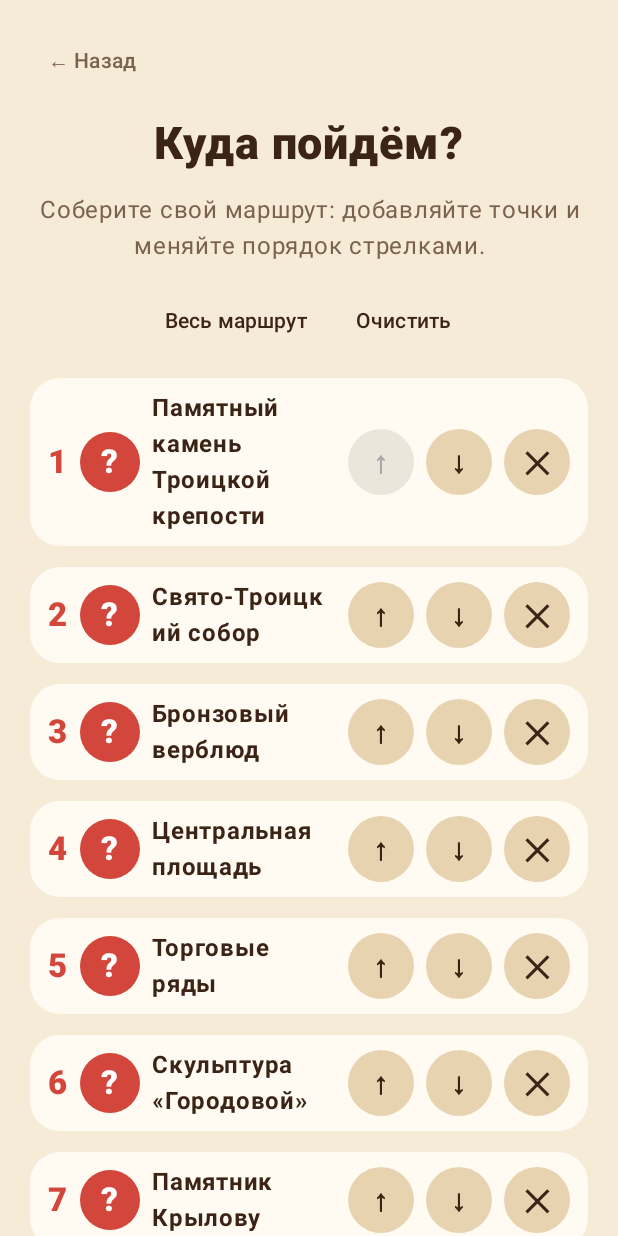
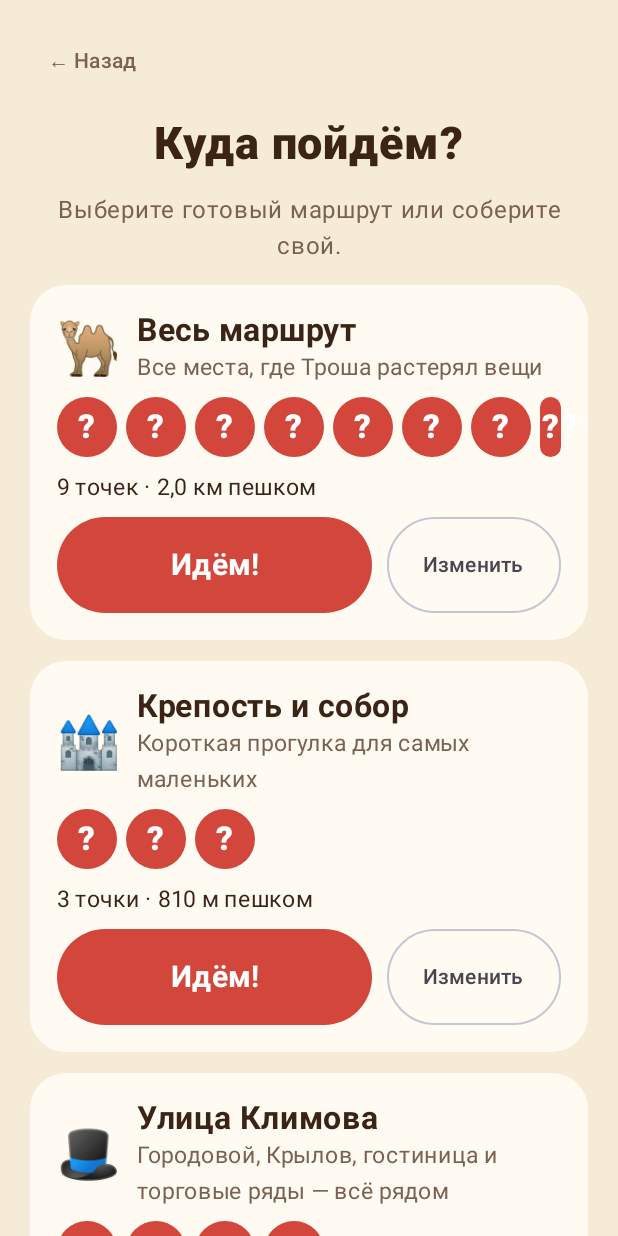
Before and after one commit to qwest65/malenkiy-karavan, an Android app built with Jetpack Compose: the screen it shows after launch (KaravanActivity), after a tap on "Начать прогулку", on a phone screen of 412 x 824 dp. Run offline under Robolectric (Android 15) with nearby library versions, the phone set to English and light mode, and no system bars; libraries missing offline, so code that uses them is left out: org.maplibre.android, org.maplibre.geojson; pictures from the network do not load; 5 statements that could not run were skipped.

Commit message:
Offer ready-made routes first and fix saving stop photos
'Where are we going?' now lists ready-made routes from route.json presets
(the whole route, a short fortress walk, Klimova street, merchant Troitsk);
each can start right away or be edited, and 'build your own' opens an empty
builder.

Photos from the camera or gallery were never saved: decodeStream returns
null when only reading bounds, and that null was treated as a failure. The
photo target stop now also survives activity recreation while the camera or
picker is open. App 0.4.1.

Co-Authored-By: Claude Opus 5.5 <noreply@anthropic.com>
Claude-Session: https://claude.ai/code/session_01TY4vjZ3THo2QPGAsdhdpY8

```diff
--- a/app/build.gradle.kts
+++ b/app/build.gradle.kts
@@ -11,8 +11,8 @@ android {
         applicationId = "ru.cultureguide.kids"
         minSdk = 26
         targetSdk = 35
-        versionCode = 5
-        versionName = "0.4.0"
+        versionCode = 6
+        versionName = "0.4.1"
     }
     signingConfigs {
         // Постоянный debug-ключ из репозитория: каждая сборка CI ставится поверх предыдущей без удаления
--- a/app/src/main/java/ru/cultureguide/kids/KaravanActivity.kt
+++ b/app/src/main/java/ru/cultureguide/kids/KaravanActivity.kt
@@ -61,6 +61,9 @@ class KaravanActivity : ComponentActivity() {
 
     override fun onCreate(savedInstanceState: Bundle?) {
         super.onCreate(savedInstanceState)
+        // Пока открыта камера или галерея, Android может закрыть приложение — помним, для какой точки фото.
+        photoStop = savedInstanceState?.getInt(STATE_PHOTO_STOP, -1) ?: -1
+        cameraUri = savedInstanceState?.getString(STATE_CAMERA_URI)?.let(Uri::parse)
         enableEdgeToEdge()
         MapLibre.getInstance(this)
 
@@ -171,6 +174,12 @@ class KaravanActivity : ComponentActivity() {
         Toast.makeText(this, text, Toast.LENGTH_LONG).show()
     }
 
+    override fun onSaveInstanceState(outState: Bundle) {
+        super.onSaveInstanceState(outState)
+        outState.putInt(STATE_PHOTO_STOP, photoStop)
+        cameraUri?.let { outState.putString(STATE_CAMERA_URI, it.toString()) }
+    }
+
     override fun onStart() {
         super.onStart()
         mapView?.onStart()
@@ -205,5 +214,7 @@ class KaravanActivity : ComponentActivity() {
 
     private companion object {
         const val CATALOG_ASSET = "catalog.json"
+        const val STATE_PHOTO_STOP = "photo_stop"
+        const val STATE_CAMERA_URI = "camera_uri"
     }
 }
--- a/app/src/main/java/ru/cultureguide/kids/content/KidsRoute.kt
+++ b/app/src/main/java/ru/cultureguide/kids/content/KidsRoute.kt
@@ -1,6 +1,7 @@
 package ru.cultureguide.kids.content
 
 import android.content.Context
+import org.json.JSONArray
 import org.json.JSONObject
 
 /** Точка детского маршрута. Координаты берутся из общего каталога по [placeId]. */
@@ -40,8 +41,13 @@ data class KidsRoute(
     val finale: String,
     val stops: List<KidsStop>,
     /** Порядок точек для кнопки «Весь маршрут». */
-    val defaultOrder: List<Int> = stops.indices.toList()
+    val defaultOrder: List<Int> = stops.indices.toList(),
+    /** Готовые маршруты на экране «Куда пойдём?». */
+    val presets: List<RoutePreset> = listOf(RoutePreset("🐫", "Весь маршрут", "", defaultOrder))
 )
+
+/** Готовый маршрут: набор точек в нужном порядке. */
+data class RoutePreset(val emoji: String, val title: String, val subtitle: String, val stops: List<Int>)
 
 /**
  * Имена аудиофайлов в `assets/kids/audio`. Их создаёт `app-kids/tools/generate_audio.py`
@@ -105,8 +111,16 @@ object KidsRouteLoader {
                     radiusMeters = s.optDouble("radius", KidsStop.DEFAULT_RADIUS_M)
                 )
             },
-            defaultOrder = order?.let { a -> List(a.length()) { a.getInt(it) }.filter { it in 0 until stops.length() } }
-                ?: List(stops.length()) { it }
-        )
+            defaultOrder = order?.let { indices(it, stops.length()) } ?: List(stops.length()) { it },
+            presets = json.optJSONArray("presets")?.let { a ->
+                List(a.length()) { i ->
+                    val p = a.getJSONObject(i)
+                    RoutePreset(p.optString("emoji"), p.getString("title"), p.optString("subtitle"), indices(p.getJSONArray("stops"), stops.length()))
+                }.filter { it.stops.isNotEmpty() }
+            } ?: emptyList()
+        ).let { route -> if (route.presets.isEmpty()) route.copy(presets = listOf(RoutePreset("🐫", "Весь маршрут", "", route.defaultOrder))) else route }
     }
+
+    private fun indices(array: JSONArray, count: Int): List<Int> =
+        List(array.length()) { array.getInt(it) }.filter { it in 0 until count }.distinct()
 }
--- a/app/src/main/java/ru/cultureguide/kids/photo/PhotoStore.kt
+++ b/app/src/main/java/ru/cultureguide/kids/photo/PhotoStore.kt
@@ -97,8 +97,10 @@ class PhotoStore(context: Context) {
     }
 
     private fun decode(uri: Uri): Bitmap? {
+        // С inJustDecodeBounds decodeStream всегда возвращает null — важен только размер в bounds.
         val bounds = BitmapFactory.Options().apply { inJustDecodeBounds = true }
-        resolver.openInputStream(uri)?.use { BitmapFactory.decodeStream(it, null, bounds) } ?: return null
+        resolver.openInputStream(uri)?.use { BitmapFactory.decodeStream(it, null, bounds) }
+        if (bounds.outWidth <= 0 || bounds.outHeight <= 0) return null
         val options = BitmapFactory.Options().apply {
             inSampleSize = sampleSize(bounds.outWidth, bounds.outHeight, MAX_SIDE_PX)
         }
--- a/app/src/main/java/ru/cultureguide/kids/ui/Screens.kt
+++ b/app/src/main/java/ru/cultureguide/kids/ui/Screens.kt
@@ -201,30 +201,77 @@ private fun HomeScreen(c: KaravanController, ensureLocation: () -> Unit) {
 }
 
 /**
- * Родитель сам составляет маршрут: добавляет точки, убирает их и меняет порядок стрелками.
- * По кнопке «Весь маршрут» подставляется порядок, предложенный в route.json.
+ * «Куда пойдём?»: готовые маршруты из route.json и кнопка «Собрать свой маршрут».
+ * Готовый маршрут можно сразу начать или открыть в конструкторе и поправить.
  */
 @Composable
 private fun ChooseScreen(c: KaravanController, ensureLocation: () -> Unit) {
-    val plan = remember { mutableStateListOf<Int>().apply { addAll(c.route.defaultOrder) } }
-    val rest = c.route.stops.indices.filter { it !in plan }
+    // null — список маршрутов; иначе открыт конструктор с этими точками.
+    var editing by remember { mutableStateOf<List<Int>?>(null) }
+    val draft = editing
+    if (draft != null) {
+        BackHandler { editing = null }
+        RouteBuilder(c, draft, onBack = { editing = null }, ensureLocation = ensureLocation)
+        return
+    }
     ScrollPage {
         Row(Modifier.fillMaxWidth()) {
             TextButton(onClick = c::goHome) { Text("← Назад", color = Karavan.Muted) }
         }
         Text("Куда пойдём?", fontSize = 30.sp, fontWeight = FontWeight.Black, color = Karavan.Ink)
+        Text("Выберите готовый маршрут или соберите свой.", fontSize = 16.sp, color = Karavan.Muted, textAlign = TextAlign.Center)
+        c.route.presets.forEach { preset ->
+            Panel {
+                Row(verticalAlignment = Alignment.CenterVertically, horizontalArrangement = Arrangement.spacedBy(10.dp)) {
+                    Text(preset.emoji, fontSize = 34.sp)
+                    Column(Modifier.weight(1f)) {
+                        Text(preset.title, fontSize = 21.sp, fontWeight = FontWeight.Bold, color = Karavan.Ink)
+                        if (preset.subtitle.isNotBlank()) Text(preset.subtitle, fontSize = 15.sp, color = Karavan.Muted)
+                    }
+                }
+                StickerRow(c, preset.stops)
+                Text(
+                    listOfNotNull(
+                        "${preset.stops.size} ${pointsWord(preset.stops.size)}",
+                        c.planMeters(preset.stops)?.takeIf { preset.stops.size > 1 }?.let { "${formatDistance(it)} пешком" }
+                    ).joinToString(" · "),
+                    fontSize = 15.sp,
+                    color = Karavan.Ink
+                )
+                Row(horizontalArrangement = Arrangement.spacedBy(10.dp), verticalAlignment = Alignment.CenterVertically) {
+                    BigButton("Идём!", Modifier.weight(1f), onClick = { ensureLocation(); c.startWalk(preset.stops) })
+                    OutlinedButton(onClick = { editing = preset.stops }, modifier = Modifier.height(64.dp)) { Text("Изменить") }
+                }
+            }
+        }
+        SoftButton("✏️ Собрать свой маршрут") { editing = emptyList() }
+    }
+}
+
+/**
+ * Конструктор маршрута: родитель добавляет точки, убирает их и меняет порядок стрелками.
+ * Открывается пустым («Собрать свой») или с точками готового маршрута («Изменить»).
+ */
+@Composable
+private fun RouteBuilder(c: KaravanController, initial: List<Int>, onBack: () -> Unit, ensureLocation: () -> Unit) {
+    val plan = remember(initial) { mutableStateListOf<Int>().apply { addAll(initial) } }
+    val rest = c.route.stops.indices.filter { it !in plan }
+    ScrollPage {
+        Row(Modifier.fillMaxWidth()) {
+            TextButton(onClick = onBack) { Text("← К маршрутам", color = Karavan.Muted) }
+        }
+        Text("Свой маршрут", fontSize = 30.sp, fontWeight = FontWeight.Black, color = Karavan.Ink)
         Text(
-            "Соберите свой маршрут: добавляйте точки и меняйте порядок стрелками.",
+            "Добавляйте точки из списка ниже и меняйте порядок стрелками.",
             fontSize = 16.sp,
             color = Karavan.Muted,
             textAlign = TextAlign.Center
         )
-        Row(horizontalArrangement = Arrangement.spacedBy(8.dp)) {
-            TextButton(onClick = { plan.clear(); plan.addAll(c.route.defaultOrder) }) { Text("Весь маршрут", color = Karavan.Ink) }
+        if (plan.isNotEmpty()) {
             TextButton(onClick = { plan.clear() }) { Text("Очистить", color = Karavan.Ink) }
         }
         if (plan.isEmpty()) {
-            Text("Маршрут пуст — добавьте точки ниже", fontSize = 17.sp, fontWeight = FontWeight.Bold, color = Karavan.Red)
+            Text("Пока пусто — нажмите ＋ у нужных точек", fontSize = 17.sp, fontWeight = FontWeight.Bold, color = Karavan.Red)
         }
         plan.forEachIndexed { pos, i ->
             PlanStopCard(
```
Also changed, not shown: app/src/main/assets/kids/route.json (+50 -0 lines), 1 other file.
